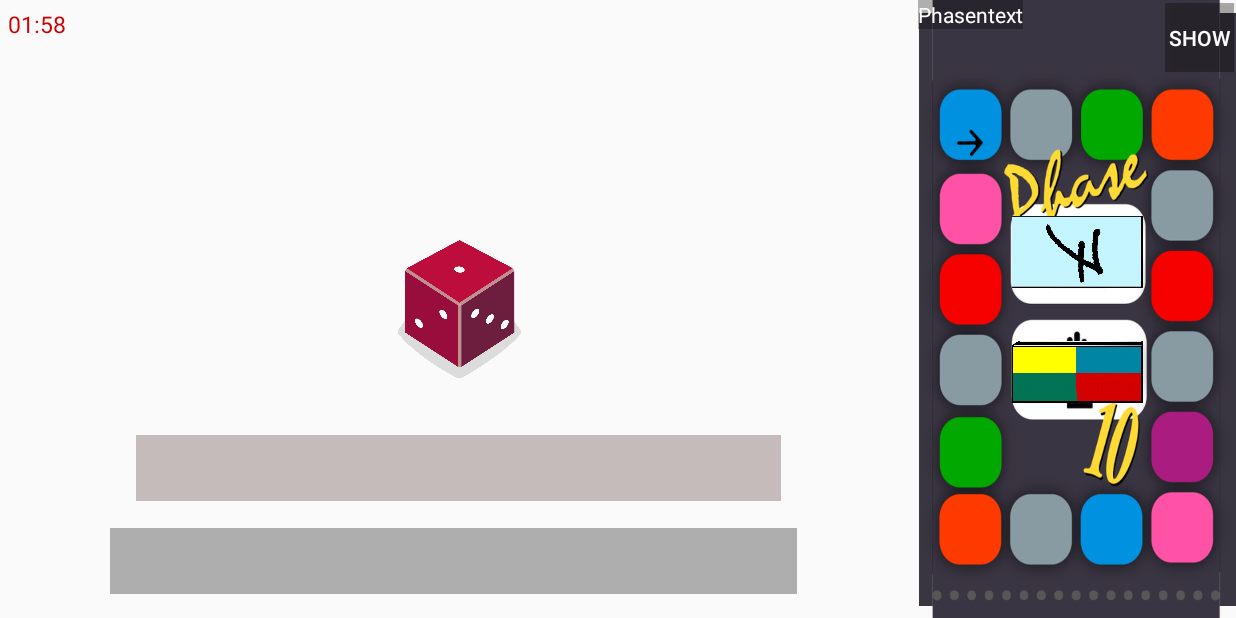
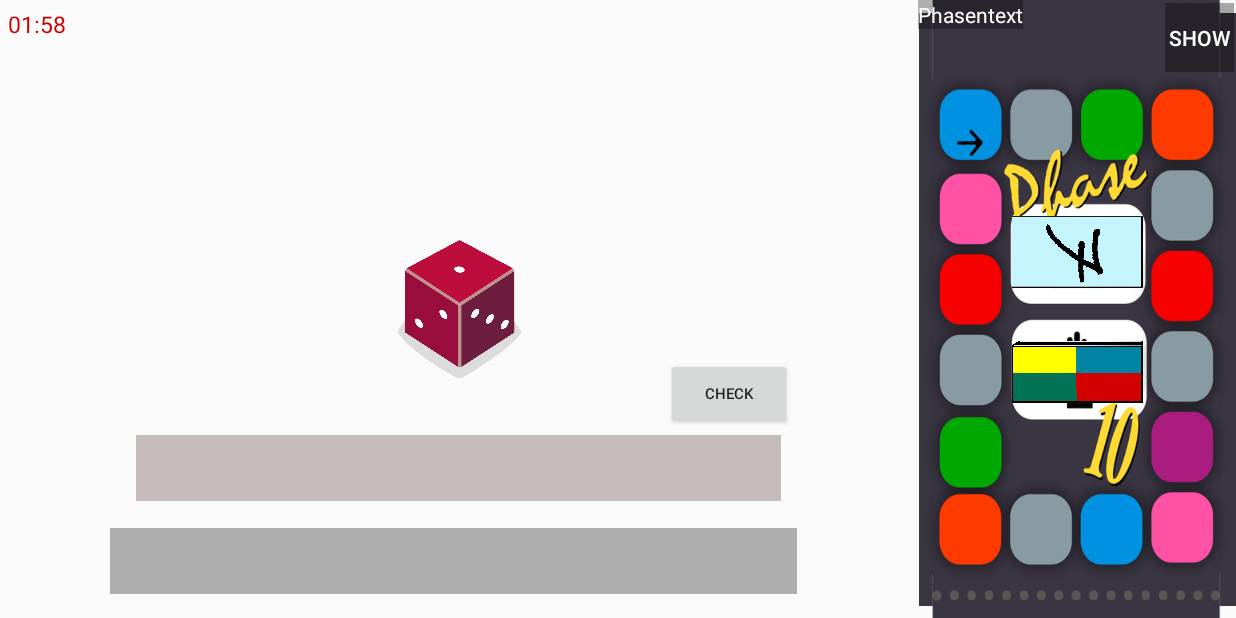
Before and after one commit to SE2-Gruppe-D/Phase10_SE2, an Android app: the Playfield screen opened directly, with no data from a screen before it, on a phone screen of 824 x 412 dp (held sideways). Run offline under Robolectric (Android 15) with nearby library versions, the phone set to English and light mode, and no system bars; our stand-ins replace Firebase (no records; nobody signed in at launch, a user with empty details on screens opened directly); 2 statements that could not run were skipped.

Commit message:
button check Phase correct

```diff
--- a/app/src/main/java/com/example/phase10_se2/Playfield.java
+++ b/app/src/main/java/com/example/phase10_se2/Playfield.java
@@ -67,6 +67,7 @@ public class Playfield extends AppCompatActivity {
 
     Button btnHideAktionskarte;
     Button btnShowAktionskarte;
+    Button btnCheckPhase;
     ImageView ivShowAktionskarte;
     TextView tvAktuellePhase;
 
@@ -94,6 +95,9 @@ public class Playfield extends AppCompatActivity {
     private static final long startTimer = 120000;  //Timer wird in milli Skunden gestartet
     private CountDownTimer timerturn;
     private long leftTime= startTimer;
+
+    //Phasencheck
+    Phase phase;
 
     @Override
     protected void onCreate(Bundle savedInstanceState) {
@@ -144,6 +148,7 @@ public class Playfield extends AppCompatActivity {
         btnShowAktionskarte = findViewById(R.id.btnShowAk);
         ivShowAktionskarte = findViewById(R.id.ivShowAk);
         tvAktuellePhase = findViewById(R.id.tvAP);
+        btnCheckPhase = findViewById(R.id.buttonCheckPhase);
 
 
         //Aktionskarte einblenden Show und Hide button tauschen
@@ -164,6 +169,34 @@ public class Playfield extends AppCompatActivity {
                 btnShowAktionskarte.setVisibility(View.VISIBLE);
             }
         });
+
+        //Button, um zu überprüfen, ob die Phase richtig ist
+        btnCheckPhase.setOnClickListener(new View.OnClickListener() {
+            @Override
+            public void onClick(View view) {
+                    //else if false ->
+                for (int i = 0; i <= layoutPlayer1Auslegen.getChildCount(); i++) {
+                    View v = layoutPlayer1Auslegen.getChildAt(i);
+                    ViewGroup owner = (ViewGroup) v.getParent();
+                    owner.removeView(v);
+                    layoutPlayer1.addView(v);
+                    v.setVisibility(View.VISIBLE);
+                }
+            }
+                /*
+                int count = layoutPlayer1Auslegen.getChildCount();
+                View v = null;
+                for(int i=0; i<count; i++) {
+                    v = layoutPlayer1Auslegen.getChildAt(i);
+                    layoutPlayer1Auslegen.removeView(v);
+                    layoutPlayer1.addView(v);
+
+                 */
+
+
+
+        });
+
 
         discardpileList = new ArrayList<>();
         cardlist = new ArrayList<>();
@@ -418,7 +451,6 @@ public class Playfield extends AppCompatActivity {
 
     //Class to drop
     private class ChoiceDragListener implements View.OnDragListener{
-
         @Override
         public boolean onDrag(View view, DragEvent dragEvent) {
             switch (dragEvent.getAction()) {
@@ -436,28 +468,14 @@ public class Playfield extends AppCompatActivity {
 
                 case DragEvent.ACTION_DROP:
                     ClipData.Item item =  dragEvent.getClipData().getItemAt(0);//the source image
-
-                    //ImageView item2 =  (ImageView) dragEvent.getClipData().getItemAt(0);//the source image
-                    //View dragData = item.text;
-
                     //view.invalidate();
-
-                    //löschen
+                    //löschen im altem Layout
                     View v = (View) dragEvent.getLocalState();
                     ViewGroup owner = (ViewGroup) v.getParent();
-
-
                     owner.removeView(v);
                     layoutPlayer1Auslegen.addView(v);
                     v.setVisibility(View.VISIBLE);
                     return true;
-                    /*
-                    ImageView view = (ImageView) dragEvent.getLocalState();//the source image
-                    ((ImageView)v).setImageDrawable(getResources().getDrawable(R.drawable.deckblatt));
-                    ((ImageView)view).setImageDrawable(null);
-
-                     */
-
 
                 case DragEvent.ACTION_DRAG_ENDED:
                     view.invalidate();
@@ -564,4 +582,15 @@ public class Playfield extends AppCompatActivity {
         return activePlayers;
     }
 
+
+    //get all views from any type of layout
+    public List<View> getAllViews(ViewGroup layout){
+        List<View> views = new ArrayList<>();
+        for(int i =0; i< layout.getChildCount(); i++){
+            views.add(layout.getChildAt(i));
+        }
+        return views;
+    }
+
+
 }
--- a/app/src/main/res/layout/activity_playfield.xml
+++ b/app/src/main/res/layout/activity_playfield.xml
@@ -265,7 +265,22 @@
 
     </LinearLayout>
 
-
+    <Button
+        android:id="@+id/buttonCheckPhase"
+        android:layout_width="84dp"
+        android:layout_height="48dp"
+        android:layout_marginStart="82dp"
+        android:layout_marginTop="187dp"
+        android:layout_marginEnd="34dp"
+        android:layout_marginBottom="3dp"
+        android:text="check"
+        android:textSize="10sp"
+        app:layout_constraintBottom_toTopOf="@+id/player1PhaseAblegen"
+        app:layout_constraintEnd_toStartOf="@+id/player4"
+        app:layout_constraintHorizontal_bias="1.0"
+        app:layout_constraintStart_toEndOf="@+id/fragmentContainerView"
+        app:layout_constraintTop_toBottomOf="@+id/player2"
+        app:layout_constraintVertical_bias="1.0" />
 
 
 </androidx.constraintlayout.widget.ConstraintLayout>
```
Also changed, not shown: app/src/main/java/com/example/phase10_se2/Phase.java (+10 -35 lines), app/src/main/java/com/example/phase10_se2/Player.java (+12 -0 lines).
